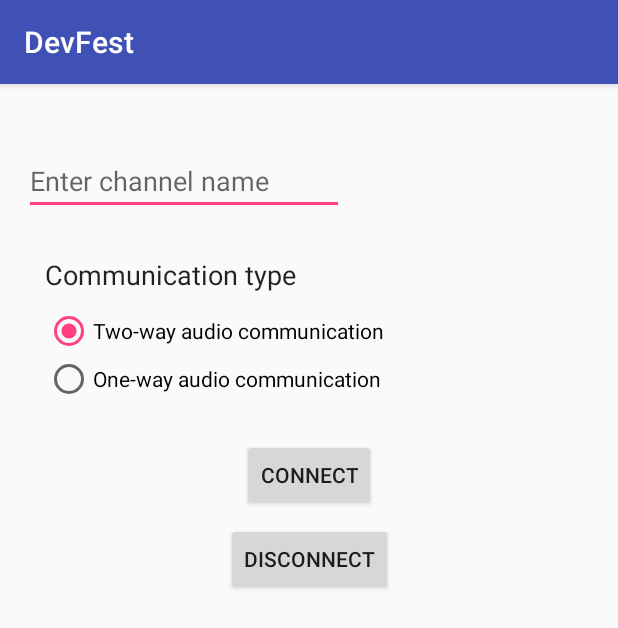
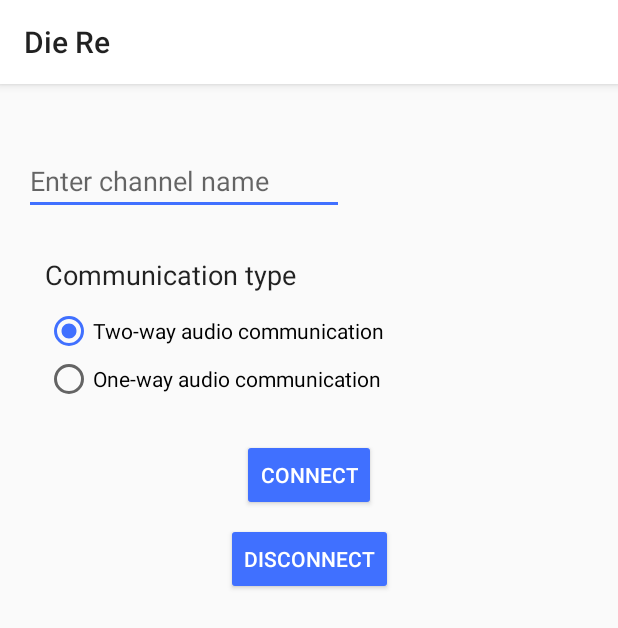
Before and after one commit to SphericalKat/DevFest, an Android app: the screen it shows after launch (MainActivity), on a phone screen of 412 x 824 dp. Shown: the top 628 px of the screen. Run offline under Robolectric (Android 15) with nearby library versions, the phone set to English and light mode, and no system bars; libraries missing offline, so code that uses them is left out: io.agora.rtc; 1 statement that could not run was skipped.

Commit message:
rewrite a couple strings and materialize the app
Signed-off-by: Amogh Lele <amolele@gmail.com>

```diff
--- a/app/src/main/java/org/firehound/devfest/MainActivity.java
+++ b/app/src/main/java/org/firehound/devfest/MainActivity.java
@@ -40,7 +40,7 @@ public class MainActivity extends AppCompatActivity {
 
         } catch (Exception e) {
             Log.e(LOG_TAG, Log.getStackTraceString(e));
-            throw new RuntimeException("Fatal error while initing RTCEngine" + Log.getStackTraceString(e));
+            throw new RuntimeException("Fatal error while initializing RTCEngine" + Log.getStackTraceString(e));
         }
     }
 
--- a/app/src/main/res/layout/activity_main.xml
+++ b/app/src/main/res/layout/activity_main.xml
@@ -1,7 +1,6 @@
 <?xml version="1.0" encoding="utf-8"?>
 <android.support.constraint.ConstraintLayout xmlns:android="http://schemas.android.com/apk/res/android"
     xmlns:app="http://schemas.android.com/apk/res-auto"
-    xmlns:tools="http://schemas.android.com/tools"
     android:layout_width="match_parent"
     android:layout_height="match_parent">
 
@@ -26,7 +25,9 @@
         android:text="Connect"
         app:layout_constraintEnd_toEndOf="parent"
         app:layout_constraintStart_toStartOf="parent"
-        app:layout_constraintTop_toBottomOf="@+id/radioGroup" />
+        app:layout_constraintTop_toBottomOf="@+id/radioGroup"
+        android:textColor="@color/white"
+        android:backgroundTint="@color/colorAccent" />
 
     <RadioGroup
         android:id="@+id/radioGroup"
@@ -79,6 +80,8 @@
         android:text="Disconnect"
         app:layout_constraintEnd_toEndOf="parent"
         app:layout_constraintStart_toStartOf="parent"
-        app:layout_constraintTop_toBottomOf="@+id/join_channel" />
+        app:layout_constraintTop_toBottomOf="@+id/join_channel"
+        android:textColor="@color/white"
+        android:backgroundTint="@color/colorAccent" />
 
 </android.support.constraint.ConstraintLayout>
--- a/app/src/main/res/values/colors.xml
+++ b/app/src/main/res/values/colors.xml
@@ -1,6 +1,6 @@
 <?xml version="1.0" encoding="utf-8"?>
 <resources>
-    <color name="colorPrimary">#3F51B5</color>
-    <color name="colorPrimaryDark">#303F9F</color>
-    <color name="colorAccent">#FF4081</color>
+    <color name="colorAccent">#4070ff</color>
+    <color name="white">#FFF</color>
+    <color name="black">#000</color>
 </resources>
--- a/app/src/main/res/values/strings.xml
+++ b/app/src/main/res/values/strings.xml
@@ -1,5 +1,5 @@
 <resources>
-    <string name="app_name">DevFest</string>
+    <string name="app_name">Die Re</string>
     <string name="agora_app_id">e2aadf0756a148e6870c4b2d053b591d</string>
 
     <string-array name="spinner_list">
--- a/app/src/main/res/values/styles.xml
+++ b/app/src/main/res/values/styles.xml
@@ -1,10 +1,10 @@
 <resources>
 
     <!-- Base application theme. -->
-    <style name="AppTheme" parent="Theme.AppCompat.Light.DarkActionBar">
+    <style name="AppTheme" parent="Theme.AppCompat.Light">
         <!-- Customize your theme here. -->
-        <item name="colorPrimary">@color/colorPrimary</item>
-        <item name="colorPrimaryDark">@color/colorPrimaryDark</item>
+        <item name="colorPrimary">@color/white</item>
+        <item name="colorPrimaryDark">@color/black</item>
         <item name="colorAccent">@color/colorAccent</item>
     </style>
 
```
